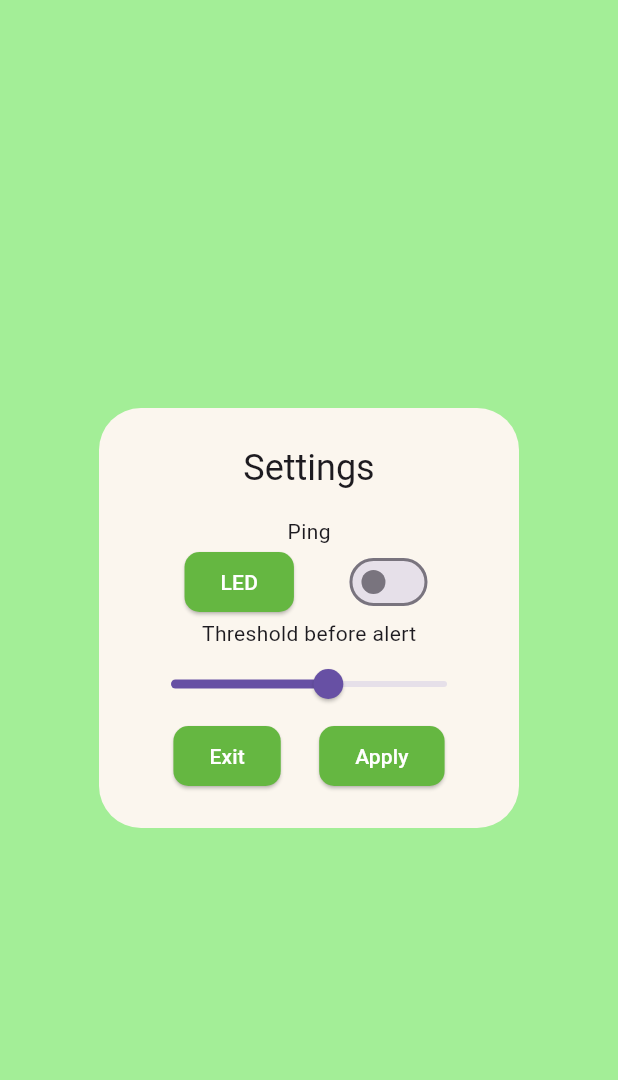
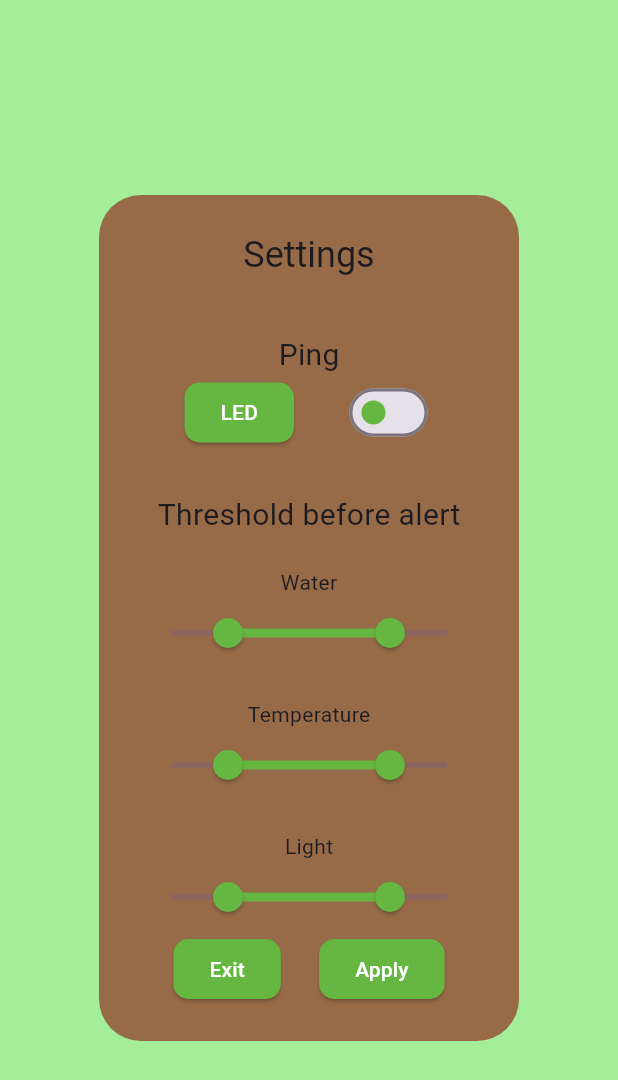
Before and after one commit to TomSimula/Tamagotchi-IOT, a Flutter app: the SettingsDialog widget shown alone on an empty page, opened directly, on a phone screen of 412 x 824 dp. Shown: the top 1080 px of the screen. Run offline on Flutter 3.47's test engine with Material 3 defaults, Android fonts, the phone set to English and light mode, and no system bars; our stand-ins replace syncfusion_flutter_gauges, visibility_detector.

Commit message:
Add Rest services, update setting and bar

```diff
--- a/lib/main.dart
+++ b/lib/main.dart
@@ -1,6 +1,6 @@
 import 'package:flutter/material.dart';
 import 'package:tamagotchi/pages/Home/home.dart';
-import 'package:tamagotchi/pages/analytics.dart';
+import 'package:tamagotchi/pages/analytics/analytics.dart';
 
 void main() {
   runApp(MaterialApp(
--- a/lib/pages/Home/home.dart
+++ b/lib/pages/Home/home.dart
@@ -1,6 +1,6 @@
 import 'package:flutter/material.dart';
 import 'package:syncfusion_flutter_gauges/gauges.dart';
-import 'package:tamagotchi/pages/Home/settings_dialog.dart';
+import 'package:tamagotchi/pages/Home/home_settings_dialog.dart';
 import 'dart:async';
 import 'package:visibility_detector/visibility_detector.dart';
 
@@ -103,9 +103,10 @@ class PlantValueState extends State<PlantValue> {
 
   void _startTimer() {
     _timer = Timer.periodic(const Duration(seconds: 1), (Timer timer) {
+      //TODO
       // Update plant value every second
       setState(() {
-
+        temperatureMarker++;
       });
     });
   }
@@ -132,15 +133,39 @@ class PlantValueState extends State<PlantValue> {
         children: <Widget>[
           Expanded(
               flex: 1,
-              child: createProgressBar("Water")
+              child: createProgressBar(
+                "Water",
+                waterMarker,
+                [
+                  [Colors.yellow[600]!, Colors.yellow, Colors.yellow[300]!, Colors.blue[300]!],
+                  [Colors.blue[300]!, Colors.blue],
+                  [Colors.blue, Colors.blue[900]!, Colors.indigo[900]!]
+                ]
+              )
           ),
           Expanded(
               flex: 1,
-              child: createProgressBar("Temperature")
+              child: createProgressBar(
+                "Temperature",
+                temperatureMarker,
+                [
+                  [Colors.red[600]!, Colors.red[300]!, Colors.green[300]!],
+                  [Colors.green[300]!, Colors.green, Colors.green[300]!],
+                  [Colors.green[300]!, Colors.blue[300]!, Colors.blue[600]!]
+                ]
+              )
           ),
           Expanded(
               flex: 1,
-              child: createProgressBar("Light")
+              child: createProgressBar(
+                "Light",
+                lightMarker,
+                [
+                  [Colors.black, Colors.grey[850]!, Colors.grey, Colors.yellow[200]!],
+                  [Colors.yellow[200]!, Colors.yellow, Colors.yellow[200]!],
+                  [Colors.yellow[200]!, Colors.yellow[100]!, Colors.white]
+                ]
+              )
           )
         ],
       ),
@@ -148,7 +173,8 @@ class PlantValueState extends State<PlantValue> {
   }
 
   //Progress bar
-  Container createProgressBar(String valueName){
+  Container createProgressBar(String valueName, double value, List<List<Color>> fadeColors){
+    BorderSide myBorderSide = const BorderSide(color: Colors.brown, width: 3);
     return Container(
         margin: const EdgeInsets.all(10.0),
         child: Stack(
@@ -168,39 +194,80 @@ class PlantValueState extends State<PlantValue> {
                 showLabels: false,
                 showTicks: false,
                 minimum: 0,
-                maximum: 6,
+                maximum: 100,
                 //Bar's part
                 ranges: <LinearGaugeRange>[
                   LinearGaugeRange(
                     startValue: 0,
-                    endValue: 2,
-                    startWidth: 10,
-                    endWidth: 10,
-                    child: createFadeContainer([Colors.red[600]!, Colors.red, Colors.red[300]!, Colors.yellow])
+                    endValue: 33,
+                    startWidth: 15,
+                    endWidth: 15,
+                    //Create fade color
+                    child: Container(
+                      decoration: BoxDecoration(
+                          gradient: LinearGradient(
+                            colors: fadeColors[0],
+                            begin: Alignment.centerLeft,
+                            end: Alignment.centerRight,
+                          ),
+                          border: Border(
+                            left: myBorderSide,
+                            bottom: myBorderSide,
+                            top: myBorderSide
+                          )
+                      ),
+                    ),
                   ),
                   LinearGaugeRange(
-                    startValue: 2,
-                    endValue: 4,
-                    startWidth: 10,
-                    endWidth: 10,
-                    child: createFadeContainer([Colors.yellow, Colors.yellow[300]!])
+                    startValue: 33,
+                    endValue: 64,
+                    startWidth: 15,
+                    endWidth: 15,
+                    //Create fade color
+                    child: Container(
+                      decoration: BoxDecoration(
+                          gradient: LinearGradient(
+                            colors: fadeColors[1],
+                            begin: Alignment.centerLeft,
+                            end: Alignment.centerRight,
+                          ),
+                          border: Border(
+                            bottom: myBorderSide,
+                            top: myBorderSide
+                          )
+                      ),
+                    ),
                   ),
                   LinearGaugeRange(
-                    startValue: 4,
-                    endValue: 6,
-                    startWidth: 10,
-                    endWidth: 10,
-                    child: createFadeContainer([Colors.yellow[300]!, Colors.green[300]!, Colors.green, Colors.green[600]!])
+                    startValue: 64,
+                    endValue: 100,
+                    startWidth: 15,
+                    endWidth: 15,
+                    //Create fade color
+                    child: Container(
+                      decoration: BoxDecoration(
+                          gradient: LinearGradient(
+                            colors: fadeColors[2],
+                            begin: Alignment.centerLeft,
+                            end: Alignment.centerRight,
+                          ),
+                          border: Border(
+                            right: myBorderSide,
+                            bottom: myBorderSide,
+                            top: myBorderSide
+                          )
+                      ),
+                    ),
                   ),
                 ],
                 //Bar's marker
                 markerPointers: <LinearShapePointer>[
                   LinearShapePointer(
-                    value: temperatureMarker,
+                    value: value,
                     width: 10,
                     height: 20,
                     position: LinearElementPosition.outside,
-                    shapeType: LinearShapePointerType.rectangle,
+                    shapeType: LinearShapePointerType.invertedTriangle,
                     color: Colors.black,
                   ),
                 ],
@@ -209,16 +276,4 @@ class PlantValueState extends State<PlantValue> {
         )
     );
   }
-
-  Container createFadeContainer(List<Color> colors){
-    return Container(
-      decoration: BoxDecoration(
-        gradient: LinearGradient(
-          colors: colors,
-          begin: Alignment.centerLeft,
-          end: Alignment.centerRight,
-        ),
-      ),
-    );
-  }
 }
--- /dev/null
+++ b/lib/pages/Home/home_settings_dialog.dart
@@ -0,0 +1,121 @@
+import 'package:flutter/material.dart';
+
+class SettingsDialog extends StatefulWidget {
+  const SettingsDialog({super.key});
+
+  @override
+  State<SettingsDialog> createState() => SettingsDialogState();
+}
+
+class SettingsDialogState extends State<SettingsDialog> {
+  RangeValues waterRangeValue = const RangeValues(20, 80);
+  RangeValues temperatureRangeValue = const RangeValues(20, 80);
+  RangeValues lightRangeValue = const RangeValues(20, 80);
+
+  bool led = false;
+
+  @override
+  Widget build(BuildContext context) {
+    //TODO recovers Threshold valus
+    return AlertDialog(
+      title: const Text('Settings', textAlign: TextAlign.center),
+      backgroundColor: const Color(0xFF976b48),
+      content: Column(
+        mainAxisSize: MainAxisSize.min,
+        children: <Widget>[
+          const SizedBox(height: 20),
+          const Text('Ping', style: TextStyle(fontSize: 20)),
+          Row(
+              mainAxisAlignment: MainAxisAlignment.spaceEvenly,
+              children: [
+                ElevatedButton(
+
+                  onPressed: (){
+                    //TODO
+                    setState(() {
+                      led = false;
+                    });
+                  },
+                  child:const Text('LED')
+                ),
+                Switch(
+                    value: led,
+                    activeTrackColor: const Color(0xFFA3EE97),
+                    inactiveThumbColor: const Color(0xFF65B741),
+                    activeColor: const Color(0xFF65B741),
+                    onChanged: (bool value) {
+                      // This is called when the user toggles the switch.
+                      setState(() {
+                        led = value;
+                      });
+                    }
+                )
+            ]
+          ),
+          const SizedBox(height: 30),
+          Column(
+            children: <Widget>[
+              const Text('Threshold before alert', style: TextStyle(fontSize: 20)),
+              const SizedBox(height: 20),
+              const Text('Water'),
+              createRangeSlider(waterRangeValue, (values) {
+                setState(() {
+                  waterRangeValue = values; // Update the state variable
+                });
+              }),
+              const SizedBox(height: 20),
+              const Text('Temperature'),
+              createRangeSlider(temperatureRangeValue, (values) {
+                setState(() {
+                  temperatureRangeValue = values; // Update the state variable
+                });
+              }),
+              const SizedBox(height: 20),
+              const Text('Light'),
+              createRangeSlider(lightRangeValue, (values) {
+                setState(() {
+                  lightRangeValue = values; // Update the state variable
+                });
+              }),
+            ],
+          ),
+          Row(
+            mainAxisAlignment: MainAxisAlignment.spaceEvenly,
+            children: [
+              ElevatedButton(
+                onPressed: () {
+                  Navigator.pop(context); // Close the dialog
+                },
+                child: const Text('Exit')
+              ),
+              ElevatedButton(
+                onPressed: () {
+                  //TODO
+                  Navigator.pop(context); // Close the dialog
+                },
+                child: const Text('Apply')
+              ),
+            ],
+          ),
+        ],
+      ),
+    );
+  }
+
+  createRangeSlider(RangeValues rangeValue, Function(RangeValues) onChanged) {
+    return RangeSlider(
+      values: rangeValue,
+      onChanged: (RangeValues values) {
+        onChanged(values); // Call the provided callback to update the state
+      },
+      min: 0,
+      max: 100,
+      divisions: 100,
+      activeColor: const Color(0xFF65B741),
+      labels: RangeLabels(
+        '${rangeValue.start.round()}%',
+        '${rangeValue.end.round()}%',
+      ),
+    );
+  }
+}
--- a/lib/pages/Home/settings_dialog.dart
+++ /dev/null
@@ -1,93 +0,0 @@
-import 'package:flutter/material.dart';
-
-class SettingsDialog extends StatefulWidget {
-  const SettingsDialog({super.key});
-
-  @override
-  State<SettingsDialog> createState() => SettingsDialogState();
-}
-
-class SettingsDialogState extends State<SettingsDialog> {
-  double _sliderValue = 50.0;
-  bool led = false;
-
-  @override
-  Widget build(BuildContext context) {
-    return AlertDialog(
-
-      title: const Text('Settings', textAlign: TextAlign.center),
-      backgroundColor: const Color(0xFFFBF6EE),
-      content: Column(
-        //TODO add space between settings
-        mainAxisSize: MainAxisSize.min,
-        mainAxisAlignment: MainAxisAlignment.spaceEvenly,
-        children: <Widget>[
-          Column(
-            children: <Widget>[
-              const Text('Ping', textAlign: TextAlign.left),
-              Row(
-                  mainAxisAlignment: MainAxisAlignment.spaceEvenly,
-                  children: [
-                    ElevatedButton(
-                        onPressed: (){
-                          //TODO
-                          setState(() {
-                            led = false;
-                          });
-                        },
-                        child:const Text('LED')
-                    ),
-                    Switch(
-                        value: led,
-                        onChanged: (bool value) {
-                          // This is called when the user toggles the switch.
-                          setState(() {
-                            led = value;
-                          });
-                        }
-                    )
-                  ]
-              )
-            ]
-          ),
-          Column(
-            children: <Widget>[
-              const Text('Threshold before alert', textAlign: TextAlign.left),
-              Slider(
-                value: _sliderValue,
-                min: 10,
-                max: 80,
-                onChanged: (double value) {
-                  setState(() {
-                    _sliderValue = value;
-                  });
-                },
-                divisions: 70, // Set the number of divisions for the slider
-                label: '${_sliderValue.toInt()}%', // Display the value as a label
-              )
-            ],
-          ),
-          Row(
-            mainAxisAlignment: MainAxisAlignment.spaceEvenly,
-            children: [
-              ElevatedButton(
-                onPressed: () {
-                  //TODO
-                  Navigator.pop(context); // Close the dialog
-                },
-                child: const Text('Exit')
-              ),
-              ElevatedButton(
-                onPressed: () {
-                  //TODO
-                  Navigator.pop(context); // Close the dialog
-                },
-                child: const Text('Apply')
-              ),
-            ],
-          ),
-        ],
-      ),
-    );
-  }
-}
--- /dev/null
+++ b/lib/services/rest_services.dart
@@ -0,0 +1,33 @@
+import 'dart:convert';
+import 'package:http/http.dart';
+
+class RestServices{
+
+  static getStateFlower() async {
+    Uri url = Uri.parse('http://192.168.4.1:80/state');
+    Response response = await get(url);
+    Map data = jsonDecode(response.body);
+  }
+
+  static getThresholdFlower() async {
+    Uri url = Uri.parse('http://192.168.4.1:80/threshold');
+    Response response = await get(url);
+    Map data = jsonDecode(response.body);
+  }
+
+  static getSensorFlower() async {
+    Uri url = Uri.parse('http://192.168.4.1:80/sensor');
+    Response response = await get(url);
+    Map data = jsonDecode(response.body);
+  }
+
+  static postLedSecond() async {
+    Uri url = Uri.parse('http://192.168.4.1:80/sensor');
+    Response response = await post(url);
+  }
+
+  static postLed(bool state) async {
+    Uri url = Uri.parse('http://192.168.4.1:80/sensor');
+    Response response = await post(url, body: {'state': state.toString()});
+  }
+}
--- a/pubspec.yaml
+++ b/pubspec.yaml
@@ -33,6 +33,7 @@ dependencies:
 
   syncfusion_flutter_gauges: ^23.2.7
   visibility_detector: ^0.2.0
+  http: ^1.1.0
 
 
   # The following adds the Cupertino Icons font to your application.
```
Also changed, not shown: lib/pages/analytics/analytics.dart (renamed from lib/pages/analytics.dart), pubspec.lock.
